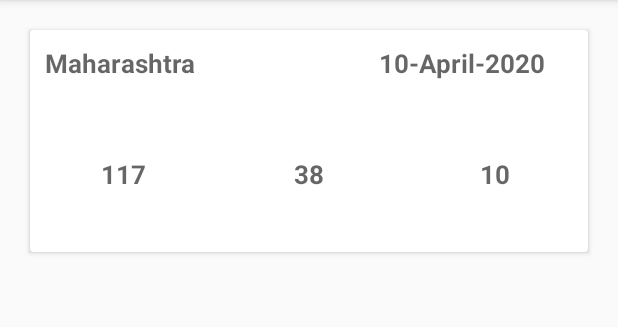
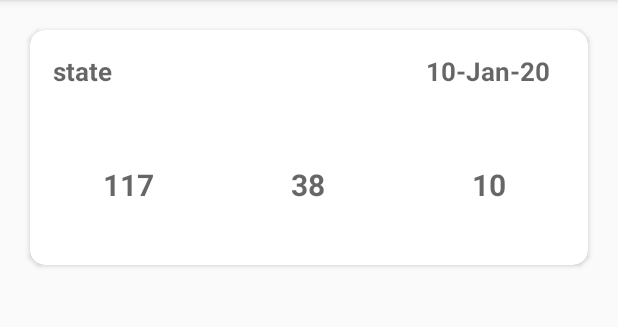
Before and after one commit to prajwalmw/COVID_Prajwal, an Android app: the screen it shows after launch (MainActivity), on a phone screen of 412 x 824 dp, the part 84-411 px from its top. Run offline under Robolectric (Android 15) with nearby library versions, the phone set to English and light mode, and no system bars.

Commit message:
raw data is shown.

```diff
--- a/app/src/main/AndroidManifest.xml
+++ b/app/src/main/AndroidManifest.xml
@@ -1,6 +1,8 @@
 <?xml version="1.0" encoding="utf-8"?>
 <manifest xmlns:android="http://schemas.android.com/apk/res/android"
     package="com.prajwal.covid_prajwal">
+
+    <uses-permission android:name="android.permission.INTERNET"/>
 
     <application
         android:allowBackup="true"
--- a/app/src/main/java/com/prajwal/covid_prajwal/MainActivity.java
+++ b/app/src/main/java/com/prajwal/covid_prajwal/MainActivity.java
@@ -3,12 +3,59 @@ package com.prajwal.covid_prajwal;
 import androidx.appcompat.app.AppCompatActivity;
 
 import android.os.Bundle;
+import android.widget.TextView;
+import android.widget.Toast;
+
+import com.prajwal.covid_prajwal.network.ApiClient;
+import com.prajwal.covid_prajwal.network.ApiInterface;
+import com.prajwal.covid_prajwal.pojo_model.StatesDaily;
+import com.prajwal.covid_prajwal.pojo_model.StatesDaily_List;
+
+import java.util.ArrayList;
+
+import retrofit2.Call;
+import retrofit2.Callback;
+import retrofit2.Response;
 
 public class MainActivity extends AppCompatActivity {
+    ApiInterface apiInterface;
+    TextView state, date, confirmed, recovered, deceased;
 
     @Override
     protected void onCreate(Bundle savedInstanceState) {
         super.onCreate(savedInstanceState);
         setContentView(R.layout.activity_main);
+
+        state = findViewById(R.id.StateName);
+        date = findViewById(R.id.DateName);
+        confirmed = findViewById(R.id.Confirmed);
+        recovered = findViewById(R.id.Recovered);
+        deceased = findViewById(R.id.Deceased);
+
+        apiInterface = ApiClient.getRetrofit().create(ApiInterface.class);
+        Call<StatesDaily_List> statesDaily_listCall = apiInterface.STATES_DAILY_LIST_CALL();
+        statesDaily_listCall.enqueue(new Callback<StatesDaily_List>() {
+            @Override
+            public void onResponse(Call<StatesDaily_List> call, Response<StatesDaily_List> response) {
+                if(response.isSuccessful())
+                {
+                    for (int i = 0; i < response.body().getStatesDaily().size(); i++) {
+                        String date_string = response.body().getStatesDaily().get(i).getDate();
+                        date.setText(date_string);
+                        confirmed.setText(response.body().getStatesDaily().get(i).getMh() + "\n Confirm");
+                        recovered.setText(response.body().getStatesDaily().get(i+1).getMh() + "\n Recover");
+                        deceased.setText(response.body().getStatesDaily().get(i+2).getMh() + "\n Death");
+                        state.setText("Maharashtra");
+                    }
+
+
+                }
+            }
+
+            @Override
+            public void onFailure(Call<StatesDaily_List> call, Throwable t) {
+
+            }
+        });
     }
 }
--- a/app/src/main/java/com/prajwal/covid_prajwal/network/ApiClient.java
+++ b/app/src/main/java/com/prajwal/covid_prajwal/network/ApiClient.java
@@ -18,6 +18,7 @@ public class ApiClient {
 
         if(retrofit == null)
         {
+
             retrofit = new Retrofit.Builder()
                     .baseUrl("https://api.covid19india.org/")
                     .client(builder.build())
--- a/app/src/main/res/layout/activity_main.xml
+++ b/app/src/main/res/layout/activity_main.xml
@@ -11,11 +11,14 @@
         android:layout_width="match_parent"
         android:layout_height="wrap_content"
         android:layout_margin="20dp"
+        app:cardCornerRadius="10dp"
+        app:cardPreventCornerOverlap="true"
         android:elevation="10dp">
 
         <RelativeLayout
             android:layout_width="match_parent"
-            android:layout_height="wrap_content">
+            android:layout_height="wrap_content"
+            android:layout_marginHorizontal="5dp">
 
 
         <LinearLayout
@@ -23,24 +26,25 @@
             android:layout_width="match_parent"
             android:layout_height="wrap_content"
             android:orientation="horizontal"
-            android:weightSum="2">
+            android:layout_marginTop="5dp">
 
             <TextView
                 android:id="@+id/StateName"
-                android:layout_width="0dp"
-                android:layout_weight="1.2"
+                android:layout_width="wrap_content"
                 android:layout_height="wrap_content"
-                android:hint="Maharashtra"
+                android:hint="state"
                 android:textStyle="bold"
                 android:padding="10dp"
                 android:textSize="17sp"/>
 
             <TextView
                 android:id="@+id/DateName"
-                android:layout_width="0dp"
-                android:layout_weight="0.8"
+                android:layout_width="match_parent"
                 android:layout_height="wrap_content"
-                android:hint="10-April-2020"
+                android:hint="10-Jan-20"
+                android:paddingEnd="20dp"
+                android:gravity="end"
+                android:lines="1"
                 android:padding="10dp"
                 android:textSize="17sp"
                 android:textStyle="bold" />
@@ -61,7 +65,7 @@
                 android:layout_weight="1"
                 android:layout_height="wrap_content"
                 android:hint="117"
-                android:textSize="17sp"
+                android:textSize="20sp"
                 android:textStyle="bold"
                 android:gravity="center"/>
 
@@ -71,7 +75,7 @@
                 android:layout_weight="1"
                 android:layout_height="wrap_content"
                 android:hint="38"
-                android:textSize="17sp"
+                android:textSize="20sp"
                 android:textStyle="bold"
                 android:gravity="center"/>
 
@@ -81,7 +85,7 @@
                 android:layout_weight="1"
                 android:layout_height="wrap_content"
                 android:hint="10"
-                android:textSize="17sp"
+                android:textSize="20sp"
                 android:textStyle="bold"
                 android:gravity="center"/>
 
```
